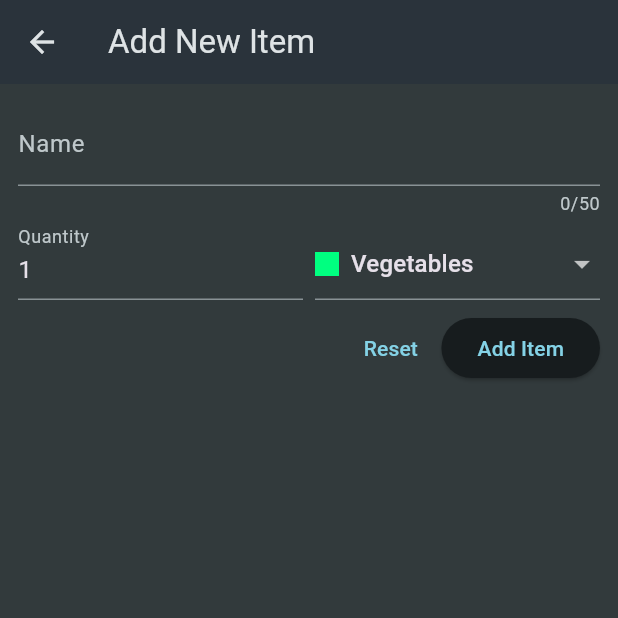
After one commit to Ahmed0093/sample1Flutter, a Flutter app: the screen it shows after launch, after a tap on the "add" icon, on a phone screen of 412 x 824 dp, the top half of it. The commit adds this screen. Run offline on Flutter 3.47's test engine with Material 3 defaults, Android fonts, the phone set to English and light mode, and no system bars; our stand-ins replace flutter_riverpod, google_fonts, transparent_image; missing offline and left inert: dart:ffi.

Commit message:
[Meals APP] Build Shopping APp with form and handle user input and swipe to delete and add

```diff
--- a/lib/main.dart
+++ b/lib/main.dart
@@ -1,29 +1,31 @@
 import 'package:flutter/material.dart';
 import 'package:google_fonts/google_fonts.dart';
+import 'package:sample1/screens/grocery_list.dart';
 
 import 'package:sample1/screens/tabs.dart';
 import 'package:flutter_riverpod/flutter_riverpod.dart';
-final theme = ThemeData(
-  useMaterial3: true,
-  colorScheme: ColorScheme.fromSeed(
-    brightness: Brightness.dark,
-    seedColor: const Color.fromARGB(255, 131, 57, 0),
-  ),
-  textTheme: GoogleFonts.latoTextTheme(),
-);
-
 void main() {
-  runApp(const ProviderScope(child: App()));
+  runApp(const MyApp());
 }
 
-class App extends StatelessWidget {
-  const App({super.key});
+class MyApp extends StatelessWidget {
+  const MyApp({super.key});
 
+  // This widget is the root of your application.
   @override
   Widget build(BuildContext context) {
     return MaterialApp(
-      theme: theme,
-      home: const TabsScreen(),
+      title: 'Flutter Groceries',
+      theme: ThemeData.dark().copyWith(
+        useMaterial3: true,
+        colorScheme: ColorScheme.fromSeed(
+          seedColor: const Color.fromARGB(255, 147, 229, 250),
+          brightness: Brightness.dark,
+          surface: const Color.fromARGB(255, 42, 51, 59),
+        ),
+        scaffoldBackgroundColor: const Color.fromARGB(255, 50, 58, 60),
+      ),
+      home: const GroceryList(),
     );
   }
 }
--- a/lib/models/category.dart
+++ b/lib/models/category.dart
@@ -11,3 +11,97 @@ class Category {
   final String title;
   final Color color;
 }
+
+enum Categories {
+  dairy,
+  fruit,
+  hygiene,
+  meat,
+  sweets,
+  carbs,
+  vegetables,
+  other,
+  convenience,
+  spices
+}
+
+class GroceryItem {
+  const GroceryItem(
+      {required this.id,
+      required this.name,
+      required this.quantity,
+      required this.category2});
+
+  final String id;
+  final String name;
+  final int quantity;
+  final Category2 category2;
+}
+
+class Category2 {
+  const Category2(this.title, this.color);
+
+  final String title;
+  final Color color;
+}
+
+// final groceryItems = [
+//   GroceryItem(
+//       id: 'a',
+//       name: 'Milk',
+//       quantity: 1,
+//       category2: categories[Categories.hygiene]!),
+//   GroceryItem(
+//       id: 'b',
+//       name: 'Bananas',
+//       quantity: 5,
+//       category2: categories[Categories.fruit]!),
+//   GroceryItem(
+//       id: 'c',
+//       name: 'Beef Steak',
+//       quantity: 1,
+//       category2: categories[Categories.fruit]!),
+// ];
+
+const categories = {
+  Categories.vegetables: Category2(
+    'Vegetables',
+    Color.fromARGB(255, 0, 255, 128),
+  ),
+  Categories.fruit: Category2(
+    'Fruit',
+    Color.fromARGB(255, 145, 255, 0),
+  ),
+  Categories.meat: Category2(
+    'Meat',
+    Color.fromARGB(255, 255, 102, 0),
+  ),
+  Categories.dairy: Category2(
+    'Dairy',
+    Color.fromARGB(255, 0, 208, 255),
+  ),
+  Categories.carbs: Category2(
+    'Carbs',
+    Color.fromARGB(255, 0, 60, 255),
+  ),
+  Categories.sweets: Category2(
+    'Sweets',
+    Color.fromARGB(255, 255, 149, 0),
+  ),
+  Categories.spices: Category2(
+    'Spices',
+    Color.fromARGB(255, 255, 187, 0),
+  ),
+  Categories.convenience: Category2(
+    'Convenience',
+    Color.fromARGB(255, 191, 0, 255),
+  ),
+  Categories.hygiene: Category2(
+    'Hygiene',
+    Color.fromARGB(255, 149, 0, 255),
+  ),
+  Categories.other: Category2(
+    'Other',
+    Color.fromARGB(255, 0, 225, 255),
+  ),
+};
--- /dev/null
+++ b/lib/screens/grocery_list.dart
@@ -0,0 +1,77 @@
+import 'package:flutter/material.dart';
+import 'package:sample1/models/category.dart';
+import 'package:sample1/screens/new_item.dart';
+
+class GroceryList extends StatefulWidget {
+  const GroceryList({super.key});
+
+  @override
+  State<GroceryList> createState() => _GroceryListState();
+}
+
+class _GroceryListState extends State<GroceryList> {
+  final List<GroceryItem> _groceryItems = [];
+
+  @override
+  Widget build(BuildContext context) {
+    // void onAddClicked{};
+    Widget content = Center(child: Text('No items'));
+
+    if (_groceryItems.isNotEmpty) {
+      content = ListView.builder(
+        itemCount: _groceryItems.length,
+        itemBuilder: (ctx, index) => Dismissible(
+          key: Key(_groceryItems[index].id),
+          child: ListTile(
+            title: Text(_groceryItems[index].name),
+            leading: Container(
+              width: 24,
+              height: 24,
+              color: _groceryItems[index].category2.color,
+            ),
+            trailing: Text(_groceryItems[index].quantity.toString()),
+          ),
+          onDismissed: (direction) {
+            setState(() {
+              _groceryItems.remove(_groceryItems[index]);
+            });
+          },
+        ),
+      );
+    }
+    return Scaffold(
+      appBar: AppBar(
+        title: Text("Your Grocieres"),
+        actions: [
+          IconButton(
+            icon: const Icon(Icons.add),
+            onPressed: () {
+              print('pressed+++');
+              // Navigator.of(context).push<GroceryItem>(
+              //   MaterialPageRoute(
+              //     builder: (ctx) => const NewItem(),
+              //   ),
+              // );
+              _addItem(context);
+              // print('pressed+++ after');
+            },
+          )
+        ],
+      ),
+      body: content,
+    );
+  }
+
+  void _addItem(BuildContext context) async {
+    print('in ADD ++');
+    final newItem = await Navigator.of(context).push<GroceryItem>(
+      MaterialPageRoute(
+        builder: (ctx) => const NewItem(),
+      ),
+    ); // Navigator.push(context, route)
+    if (newItem == null) return;
+    setState(() {
+      _groceryItems.add(newItem);
+    });
+  }
+}
--- a/lib/screens/meals.dart
+++ b/lib/screens/meals.dart
@@ -1,5 +1,4 @@
 import 'package:flutter/material.dart';
-
 import 'package:sample1/models/meal.dart';
 import 'package:sample1/screens/meal_details.dart';
 import 'package:sample1/widgets/meal_item.dart';
--- /dev/null
+++ b/lib/screens/new_item.dart
@@ -0,0 +1,128 @@
+import 'package:flutter/material.dart';
+import 'package:sample1/models/category.dart';
+import 'package:flutter/material.dart';
+
+class NewItem extends StatefulWidget {
+  const NewItem({super.key});
+
+  @override
+  State<StatefulWidget> createState() {
+    return NewItemState();
+  }
+}
+
+class NewItemState extends State<NewItem> {
+  final formKey = GlobalKey<FormState>();
+  var _name = '';
+  var _enteredQUantuity = 1;
+  var _enteredCategry = categories[Categories.vegetables]!;
+
+  @override
+  Widget build(BuildContext context) {
+    return Scaffold(
+      appBar: AppBar(title: Text("Add New Item")),
+      body: Padding(
+        padding: const EdgeInsets.all(12),
+        child: Form(
+          key: formKey,
+          child: Column(
+            children: [
+              TextFormField(
+                initialValue: _name,
+                maxLength: 50,
+                decoration: const InputDecoration(label: Text('Name')),
+                validator: (value) {
+                  if (value == null ||
+                      value.isEmpty ||
+                      value.trim().length > 50 ||
+                      value.trim().length <= 1) {
+                    return 'Enter more than 1 character';
+                  }
+
+                  return null;
+                },
+                onSaved: (value) {
+                  _name = value!;
+                },
+              ),
+              // instead of TextField
+              Row(
+                crossAxisAlignment: CrossAxisAlignment.end,
+                children: [
+                  Expanded(
+                    child: TextFormField(
+                      decoration:
+                          const InputDecoration(label: Text('Quantity')),
+                      initialValue: '1',
+                      onSaved: (value) {
+                        _enteredQUantuity = int.parse(value!);
+                      },
+                    ),
+                  ),
+                  const SizedBox(
+                    width: 8,
+                  ),
+                  Expanded(
+                    child: DropdownButtonFormField(
+                      value: _enteredCategry,
+                      items: [
+                        for (final category in categories.entries)
+                          DropdownMenuItem(
+                            value: category.value,
+                            child: Row(
+                              children: [
+                                Container(
+                                  width: 16,
+                                  height: 16,
+                                  color: category.value.color,
+                                ),
+                                SizedBox(
+                                  width: 8,
+                                ),
+                                Text(category.value.title)
+                              ],
+                            ),
+                          )
+                      ],
+                      onChanged: (value) {
+                        setState(() {
+                          _enteredCategry = value!;
+                        });
+                      },
+                    ),
+                  ),
+                ],
+              ),
+              const SizedBox(
+                height: 8,
+              ),
+
+              Row(
+                mainAxisAlignment: MainAxisAlignment.end,
+                children: [
+                  TextButton(
+                      onPressed: () {
+                        formKey.currentState!.reset();
+                      },
+                      child: const Text('Reset ')),
+                  ElevatedButton(
+                      onPressed: () {
+                        _saveItem();
+                      },
+                      child: const Text('Add Item'))
+                ],
+              )
+            ],
+          ),
+        ),
+      ),
+    );
+  }
+
+  void _saveItem() {
+    if (formKey.currentState!.validate()) {
+      formKey.currentState!.save();
+      Navigator.of(context).pop(GroceryItem(id: DateTime.now().toString(), name: _name, quantity: _enteredQUantuity, category2: _enteredCategry)) ;
+    }
+  }
+}
```
Also changed, not shown: lib/screens/categories.dart (line endings or trailing spaces).
